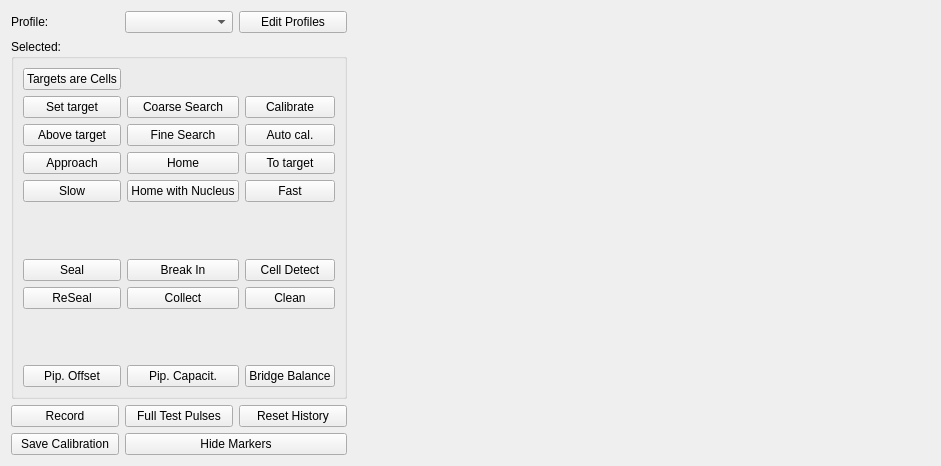
Old version of the form acq4/modules/MultiPatch/multipatchTemplate.ui in the repository acq4/acq4.
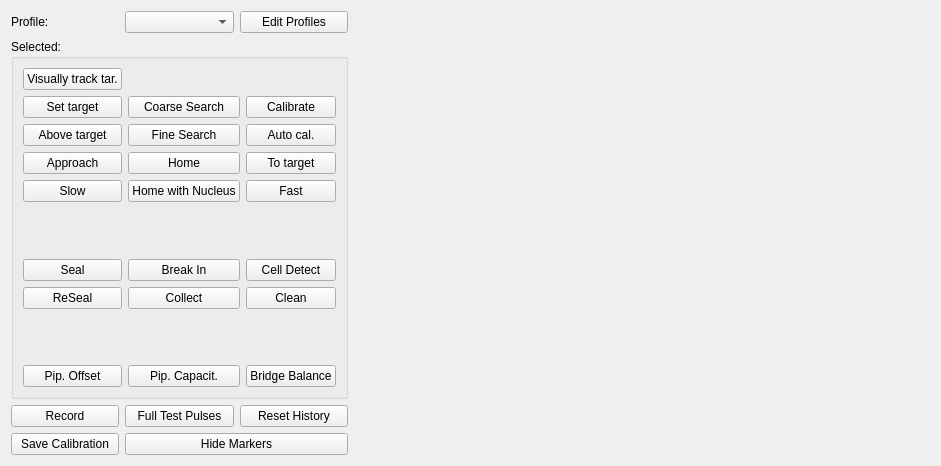
New version of the form. Custom widgets are drawn as their Qt base class.

The edit to the form file:
```diff
--- a/acq4/modules/MultiPatch/multipatchTemplate.ui
+++ b/acq4/modules/MultiPatch/multipatchTemplate.ui
@@ -67,7 +67,7 @@
       <item row="0" column="0">
        <widget class="QPushButton" name="targetsAreCellsBtn">
         <property name="text">
-         <string>Targets are Cells</string>
+         <string>Visually track tar.</string>
         </property>
         <property name="checkable">
          <bool>true</bool>
```
